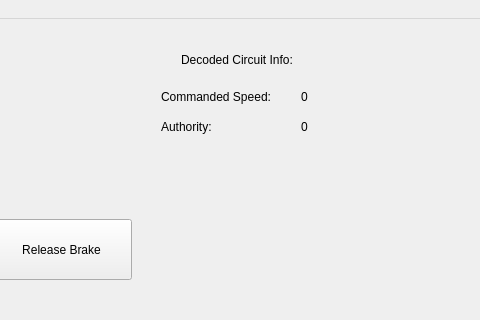
The window that SWTrainController/SWTrainController.ui (marmysl/ece1140) describes before a commit, drawn with Qt 5; both pictures show x 469 to 949 and y 0 to 320 of the 949 by 594 pixel window.
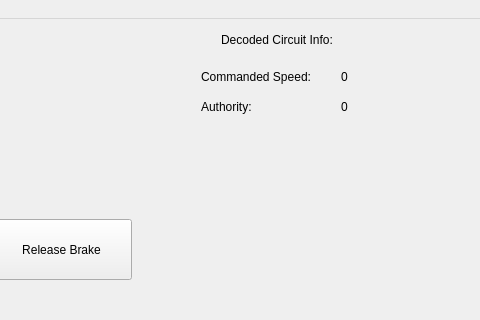
The same window after the commit.

Commit message: 🛑 GUI now says when the train is stopped due to authority

```diff
--- a/SWTrainController/SWTrainController.ui
+++ b/SWTrainController/SWTrainController.ui
@@ -76,8 +76,8 @@
    <widget class="QLabel" name="circuitInfo">
     <property name="geometry">
      <rect>
-      <x>650</x>
-      <y>30</y>
+      <x>690</x>
+      <y>10</y>
       <width>141</width>
       <height>21</height>
      </rect>
@@ -102,8 +102,8 @@
    <widget class="QLabel" name="authority">
     <property name="geometry">
      <rect>
-      <x>630</x>
-      <y>100</y>
+      <x>670</x>
+      <y>80</y>
       <width>58</width>
       <height>16</height>
      </rect>
@@ -128,8 +128,8 @@
    <widget class="QLabel" name="authority_">
     <property name="geometry">
      <rect>
-      <x>770</x>
-      <y>100</y>
+      <x>810</x>
+      <y>80</y>
       <width>58</width>
       <height>16</height>
      </rect>
@@ -141,8 +141,8 @@
    <widget class="QLabel" name="commspeed_">
     <property name="geometry">
      <rect>
-      <x>770</x>
-      <y>70</y>
+      <x>810</x>
+      <y>50</y>
       <width>58</width>
       <height>16</height>
      </rect>
@@ -154,8 +154,8 @@
    <widget class="QLabel" name="commspeed">
     <property name="geometry">
      <rect>
-      <x>630</x>
-      <y>70</y>
+      <x>670</x>
+      <y>50</y>
       <width>131</width>
       <height>16</height>
      </rect>
```
Left out of the diff: 13 changed lines with no effect on the pictures. The commit also changes 2 other files.
